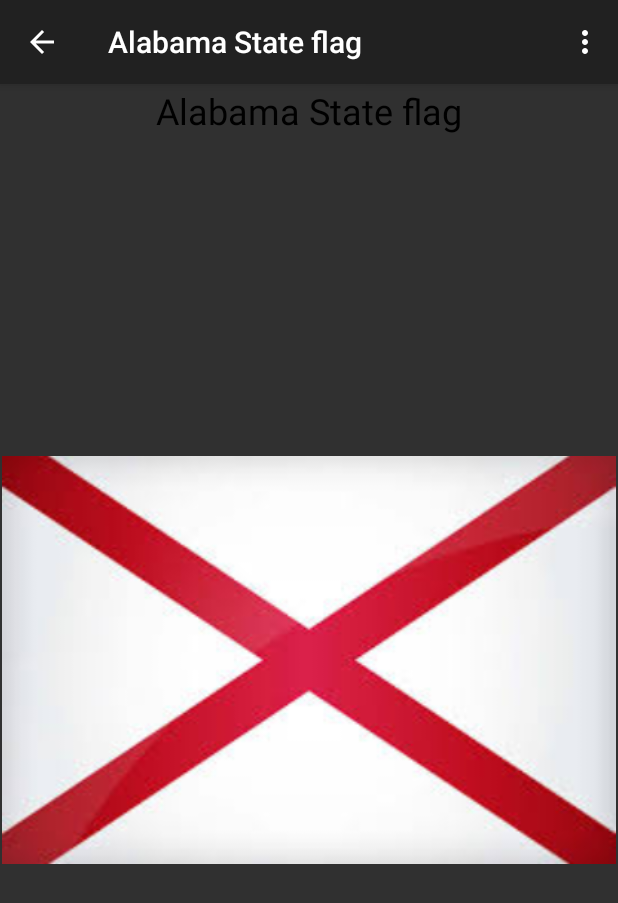
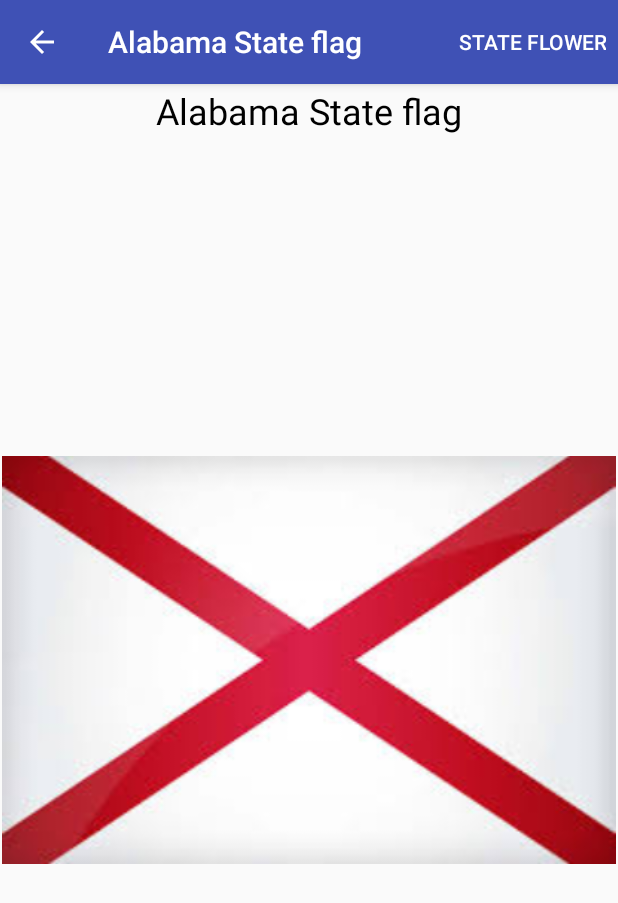
Before and after one commit to DancoAndroidAppDev/Homework6, an Android app: the ViewFlagActivity screen opened directly, with no data from a screen before it, on a phone screen of 412 x 824 dp. Shown: the top 903 px of the screen. Run offline under Robolectric (Android 15) with nearby library versions, the phone set to English and light mode, and no system bars; 1 statement that could not run was skipped.

Commit message:
sync the actionbar colors

```diff
--- a/app/src/main/AndroidManifest.xml
+++ b/app/src/main/AndroidManifest.xml
@@ -35,12 +35,10 @@
             android:label="@string/States">
         </activity>
         <activity
-            android:theme="@style/Theme.AppCompat"
             android:name=".ViewFlagActivity"
             android:label="@string/title_activity_flag" >
         </activity>
         <activity
-            android:theme="@style/Theme.AppCompat"
             android:name=".FlowerViewActivity"
             android:label="@string/title_activity_flower_view" >
         </activity>
--- a/app/src/main/java/net/cozz/danco/homework6/FlowerViewActivity.java
+++ b/app/src/main/java/net/cozz/danco/homework6/FlowerViewActivity.java
@@ -43,8 +43,9 @@ public class FlowerViewActivity extends ActionBarActivity {
 
         Toolbar toolbar = (Toolbar) findViewById(R.id.toolbar);
         if (toolbar != null) {
+            toolbar.setBackgroundColor(getResources().getColor(R.color.primary_color));
+            toolbar.setTitleTextColor(getResources().getColor(R.color.white));
             setSupportActionBar(toolbar);
-            toolbar.setTitleTextColor(getResources().getColor(R.color.white));
         }
 
         //enable the Android home button
--- a/app/src/main/java/net/cozz/danco/homework6/LoginActivity.java
+++ b/app/src/main/java/net/cozz/danco/homework6/LoginActivity.java
@@ -35,12 +35,6 @@ public class LoginActivity extends ActionBarActivity implements Button.OnClickLi
     protected void onCreate(Bundle savedInstanceState) {
         super.onCreate(savedInstanceState);
         setContentView(R.layout.activity_login);
-
-        Toolbar toolbar = (Toolbar) findViewById(R.id.toolbar);
-        if (toolbar != null) {
-            setSupportActionBar(toolbar);
-            toolbar.setTitleTextColor(getResources().getColor(R.color.white));
-        }
 
         username = (EditText) findViewById(R.id.user_name);
         emailAddress = (EditText) findViewById(R.id.email_addr);
--- a/app/src/main/java/net/cozz/danco/homework6/ViewFlagActivity.java
+++ b/app/src/main/java/net/cozz/danco/homework6/ViewFlagActivity.java
@@ -48,8 +48,9 @@ public class ViewFlagActivity extends ActionBarActivity {
         // Set up your ActionBar
         Toolbar toolbar = (Toolbar) findViewById(R.id.toolbar);
         if (toolbar != null) {
+            toolbar.setBackgroundColor(getResources().getColor(R.color.primary_color));
+            toolbar.setTitleTextColor(getResources().getColor(R.color.white));
             setSupportActionBar(toolbar);
-            toolbar.setTitleTextColor(getResources().getColor(R.color.white));
         }
 
         //enable the Android home button
--- a/app/src/main/res/layout/activity_login.xml
+++ b/app/src/main/res/layout/activity_login.xml
@@ -9,17 +9,13 @@
     <!--android:fitsSystemWindows="true"
     android:clipToPadding="false">-->
 
-    <include
-        android:id="@+id/toolbar"
-        layout="@layout/toolbar"/>
-
     <EditText
         android:id="@+id/user_name"
         android:layout_centerHorizontal="true"
         android:layout_width="320dp"
         android:layout_height="64dp"
         android:hint="@string/user_name"
-        android:layout_below="@id/toolbar" />
+        />
 
     <EditText
         android:id="@+id/email_addr"
--- a/app/src/main/res/layout/activity_main.xml
+++ b/app/src/main/res/layout/activity_main.xml
@@ -4,10 +4,6 @@
     android:paddingRight="@dimen/activity_horizontal_margin"
     android:paddingTop="@dimen/activity_vertical_margin"
     android:paddingBottom="@dimen/activity_vertical_margin" tools:context=".MyActivity">
-
-    <include
-        android:id="@+id/toolbar"
-        layout="@layout/toolbar"/>
 
     <GridView
         android:id="@+id/grid_view"
--- a/app/src/main/res/layout/toolbar.xml
+++ b/app/src/main/res/layout/toolbar.xml
@@ -8,7 +8,6 @@
     android:background="?attr/colorPrimary"
     android:textColorPrimary="@color/white"
     android:actionMenuTextColor="@color/white"
-    app:theme="@style/ThemeOverlay.AppCompat.Light"
     app:popupTheme="@style/ThemeOverlay.AppCompat.Light" >
 
 
--- a/app/src/main/res/layout/toolbar_view_flag.xml
+++ b/app/src/main/res/layout/toolbar_view_flag.xml
@@ -5,10 +5,9 @@
                                        android:layout_width="match_parent"
                                        android:layout_height="wrap_content"
                                        android:minHeight="?attr/actionBarSize"
-                                       android:background="?attr/colorPrimary"
+                                       android:background="?attr/color"
                                        android:textColorPrimary="@color/white"
                                        android:actionMenuTextColor="@color/white"
-                                       app:theme="@style/ThemeOverlay.AppCompat.Light"
                                        app:popupTheme="@style/ThemeOverlay.AppCompat.Light" >
 
     <item android:id="@+id/action_settings" android:title="@string/action_settings"
--- a/app/src/main/res/menu/flag.xml
+++ b/app/src/main/res/menu/flag.xml
@@ -1,15 +1,11 @@
 <menu xmlns:android="http://schemas.android.com/apk/res/android"
-    xmlns:tools="http://schemas.android.com/tools"
-    tools:context="net.cozz.danco.homework6.ViewFlagActivity" >
+      xmlns:tools="http://schemas.android.com/tools"
+      xmlns:app="http://schemas.android.com/apk/res-auto"
+      tools:context="net.cozz.danco.homework6.ViewFlagActivity">
 
     <item android:id="@+id/show_flower"
         android:title="@string/show_flower"
         android:orderInCategory="100"
-        android:showAsAction="always" />
-
-    <item android:id="@+id/action_settings"
-        android:title="@string/action_settings"
-        android:orderInCategory="101"
-        android:showAsAction="never" />
+        app:showAsAction="always" />
 
 </menu>
--- a/app/src/main/res/values/styles.xml
+++ b/app/src/main/res/values/styles.xml
@@ -32,19 +32,20 @@
            parent="@style/Theme.AppCompat.Light.DarkActionBar">
         <item name="android:actionBarStyle">@style/MyActionBar</item>
         <item name="actionBarStyle">@style/MyActionBar</item>
-        <item name="windowActionBar">false</item>
     </style>
 
     <!-- ActionBar styles -->
     <style name="MyActionBar"
-           parent="@style/Widget.AppCompat.Light.ActionBar.Solid.Inverse">
-        <item name="windowActionBar">true</item>
+           parent="@style/Widget.AppCompat.Light.ActionBar.Solid.Inverse"
+           >
+        <!--<item name="windowActionBar">true</item>-->
         <item name="android:background">@drawable/action_bar_background</item>
+        <item name="background">@drawable/action_bar_background</item>
+
         <item name="android:homeAsUpIndicator">@drawable/abc_list_pressed_holo_light</item>
         <item name="android:icon">@drawable/ic_launcher</item>
         <!--<item name="android:logo"></item>-->
         <!-- Support library compatibility -->
-        <item name="background">@drawable/action_bar_background</item>
     </style>
 
 </resources>
```
Also changed, not shown: app/src/main/java/net/cozz/danco/homework6/MainActivity.java (+0 -9 lines).
